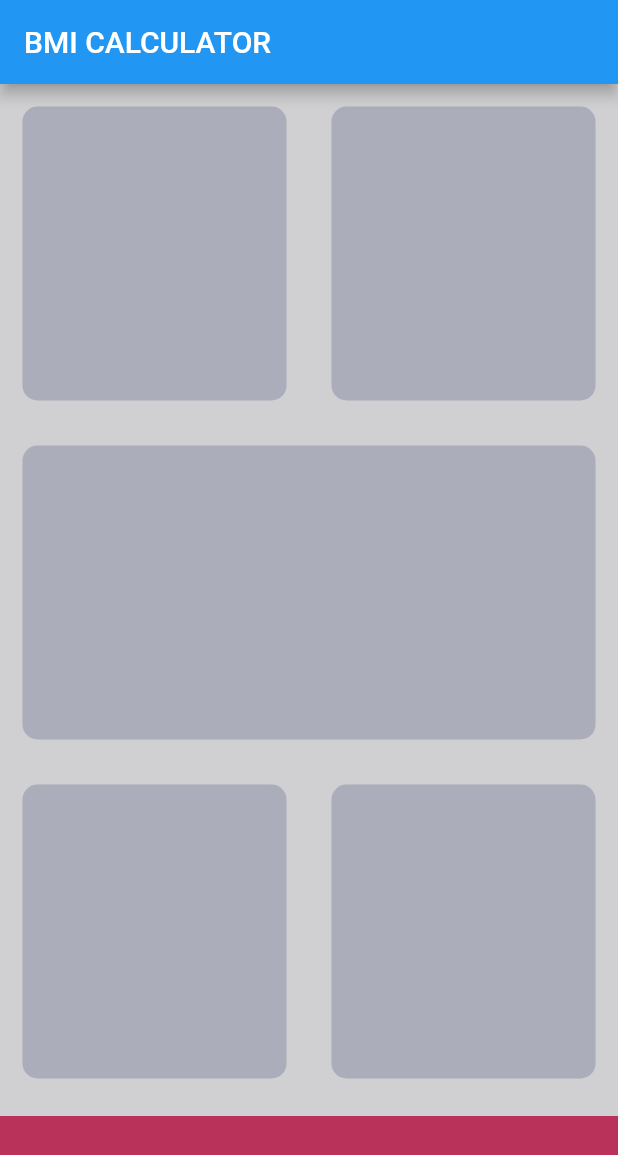
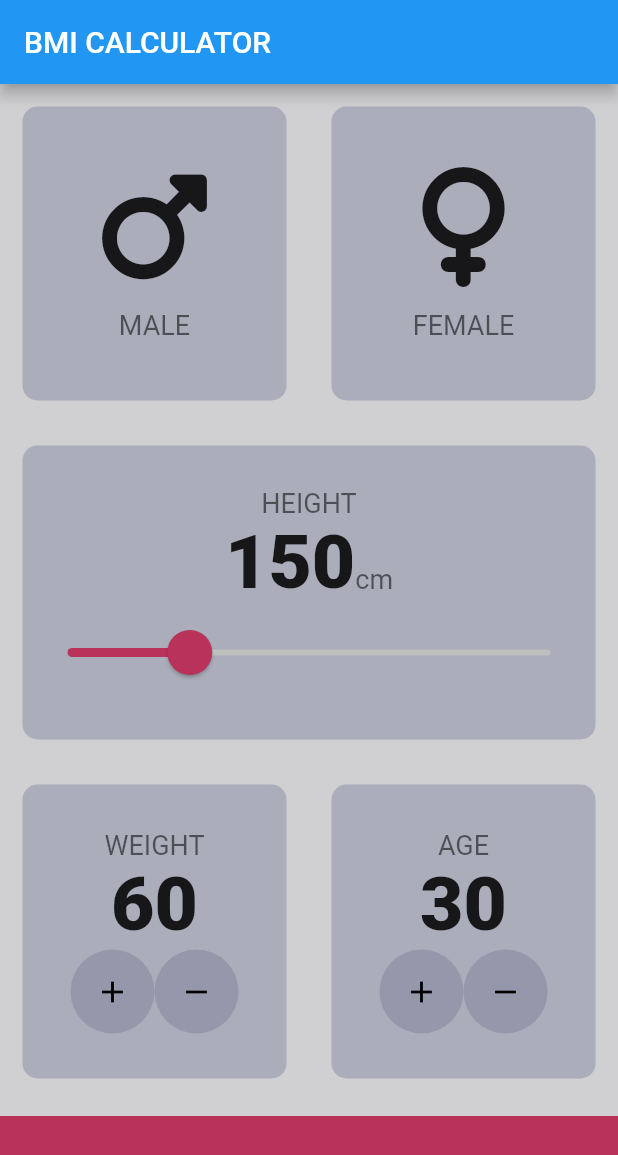
Before and after one commit to tiffany-philippi/bmi_calculator_flutter_project, a Flutter app: the screen it shows after launch, on a phone screen of 412 x 824 dp. Shown: the top 1155 px of the screen. Run offline on Flutter 3.47's test engine with Material 2 defaults, Android fonts, the phone set to English and light mode, and no system bars; our stand-ins replace font_awesome_flutter.

Commit message:
home page layout done

```diff
--- /dev/null
+++ b/lib/constants.dart
@@ -0,0 +1,16 @@
+import 'package:flutter/material.dart';
+
+const kBorderRadiusCard = 10.0;
+const kSizeIcon = 80.0;
+const kSpaceBetween = 15.0;
+
+const Color kSecondaryColour = Color(0XFFabadba);
+const Color kSecondaryColourTransparency = Color(0XFF9598ab);
+const Color kAccentColour = Color(0XFFb8325a);
+const Color kAccentColourTransparency = Color(0x29EB1555);
+const Color kActiveButtonColour = Color(0XFF9799a6);
+const Color kGreyColour400 = Color(0XFFbfbfbf);
+
+const kTextStringStyle = TextStyle(color: Colors.black54, fontSize: 18.0);
+const kTextStringLargeStyle =
+    TextStyle(fontSize: 50.0, fontWeight: FontWeight.w900);
--- /dev/null
+++ b/lib/gender_enum.dart
@@ -0,0 +1 @@
+enum Gender { female, male, none }
--- /dev/null
+++ b/lib/icon_content.dart
@@ -0,0 +1,26 @@
+import 'package:flutter/material.dart';
+import 'constants.dart';
+
+class IconContent extends StatelessWidget {
+  IconContent({required this.iconWidget, required this.textString});
+
+  final IconData iconWidget;
+  final String textString;
+
+  @override
+  Widget build(BuildContext context) {
+    return Column(
+      mainAxisAlignment: MainAxisAlignment.center,
+      children: <Widget>[
+        Icon(iconWidget, size: kSizeIcon),
+        const SizedBox(
+          height: kSpaceBetween,
+        ),
+        Text(
+          textString,
+          style: kTextStringStyle,
+        )
+      ],
+    );
+  }
+}
--- a/lib/input_page.dart
+++ b/lib/input_page.dart
@@ -1,7 +1,15 @@
+import 'package:bmi_calculator_flutter_project/gender_enum.dart';
+import 'package:bmi_calculator_flutter_project/round_icon_button.dart';
 import 'package:flutter/material.dart';
+import 'package:font_awesome_flutter/font_awesome_flutter.dart';
+import 'reusable_card.dart';
+import 'icon_content.dart';
+import 'constants.dart';
 
-const Color secondaryColour = Color(0XFFabadba);
-const Color accentColour = Color(0XFFb8325a);
+Gender selectedGender = Gender.none;
+int heightValue = 150;
+int weightValue = 60;
+int ageValue = 30;
 
 class InputPage extends StatefulWidget {
   @override
@@ -16,21 +24,159 @@ class _InputPageState extends State<InputPage> {
         title: const Text('BMI CALCULATOR'),
       ),
       body: Column(
+        crossAxisAlignment: CrossAxisAlignment.stretch,
         children: <Widget>[
           Expanded(
             child: Row(
               children: <Widget>[
-                ReusebleCard(colour: secondaryColour),
-                ReusebleCard(colour: secondaryColour),
+                Expanded(
+                  child: ReusableCard(
+                    onPress: () {
+                      setState(() => {selectedGender = Gender.male});
+                    },
+                    colour: selectedGender == Gender.male
+                        ? kActiveButtonColour
+                        : kSecondaryColour,
+                    cardChild: IconContent(
+                        iconWidget: FontAwesomeIcons.mars, textString: 'MALE'),
+                  ),
+                ),
+                Expanded(
+                  child: ReusableCard(
+                    onPress: () {
+                      setState(() => {selectedGender = Gender.female});
+                    },
+                    colour: selectedGender == Gender.female
+                        ? kActiveButtonColour
+                        : kSecondaryColour,
+                    cardChild: IconContent(
+                        iconWidget: FontAwesomeIcons.venus,
+                        textString: 'FEMALE'),
+                  ),
+                ),
               ],
             ),
           ),
-          ReusebleCard(colour: secondaryColour),
+          Expanded(
+            child: Expanded(
+              child: ReusableCard(
+                onPress: () {},
+                colour: kSecondaryColour,
+                cardChild: Column(
+                  mainAxisAlignment: MainAxisAlignment.center,
+                  children: <Widget>[
+                    const Text(
+                      'HEIGHT',
+                      style: kTextStringStyle,
+                    ),
+                    Row(
+                      mainAxisAlignment: MainAxisAlignment.center,
+                      textBaseline: TextBaseline.alphabetic,
+                      crossAxisAlignment: CrossAxisAlignment.baseline,
+                      children: <Widget>[
+                        Text(
+                          heightValue.toString(),
+                          style: kTextStringLargeStyle,
+                        ),
+                        const Text(
+                          'cm',
+                          style: kTextStringStyle,
+                        ),
+                      ],
+                    ),
+                    SliderTheme(
+                      data: SliderTheme.of(context).copyWith(
+                          inactiveTrackColor: kGreyColour400,
+                          activeTrackColor: kAccentColour,
+                          thumbColor: kAccentColour,
+                          overlayColor: kAccentColourTransparency,
+                          thumbShape: const RoundSliderThumbShape(
+                              enabledThumbRadius: 15.0),
+                          overlayShape: const RoundSliderOverlayShape(
+                              overlayRadius: 30.0)),
+                      child: Slider(
+                        value: heightValue.toDouble(),
+                        min: 120,
+                        max: 240,
+                        divisions: 120,
+                        onChanged: (double value) {
+                          setState(() {
+                            heightValue = value.round();
+                          });
+                        },
+                      ),
+                    )
+                  ],
+                ),
+              ),
+            ),
+          ),
           Expanded(
             child: Row(
               children: <Widget>[
-                ReusebleCard(colour: secondaryColour),
-                ReusebleCard(colour: secondaryColour),
+                Expanded(
+                  child: ReusableCard(
+                    onPress: () {},
+                    colour: kSecondaryColour,
+                    cardChild: Column(
+                      mainAxisAlignment: MainAxisAlignment.center,
+                      children: <Widget>[
+                        const Text('WEIGHT', style: kTextStringStyle),
+                        Text(
+                          weightValue.toString(),
+                          style: kTextStringLargeStyle,
+                        ),
+                        Row(
+                          mainAxisAlignment: MainAxisAlignment.center,
+                          children: <Widget>[
+                            RoundIconButton(
+                              icon: Icons.add,
+                              changeValue: () {
+                                setState(() => {weightValue++});
+                              },
+                            ),
+                            RoundIconButton(
+                              icon: Icons.remove,
+                              changeValue: () {
+                                setState(() => {weightValue--});
+                              },
+                            )
+                          ],
+                        ),
+                      ],
+                    ),
+                  ),
+                ),
+                Expanded(
+                  child: ReusableCard(
+                    onPress: () {},
+                    colour: kSecondaryColour,
+                    cardChild: Column(
+                      mainAxisAlignment: MainAxisAlignment.center,
+                      children: <Widget>[
+                        const Text('AGE', style: kTextStringStyle),
+                        Text(ageValue.toString(), style: kTextStringLargeStyle),
+                        Row(
+                          mainAxisAlignment: MainAxisAlignment.center,
+                          children: <Widget>[
+                            RoundIconButton(
+                              icon: Icons.add,
+                              changeValue: () {
+                                setState(() => {ageValue++});
+                              },
+                            ),
+                            RoundIconButton(
+                              icon: Icons.remove,
+                              changeValue: () {
+                                setState(() => {ageValue--});
+                              },
+                            ),
+                          ],
+                        ),
+                      ],
+                    ),
+                  ),
+                ),
               ],
             ),
           ),
@@ -38,29 +184,10 @@ class _InputPageState extends State<InputPage> {
             margin: const EdgeInsets.only(top: 10.0),
             width: double.infinity,
             height: 80.0,
-            color: accentColour,
+            color: kAccentColour,
           )
         ],
       ),
     );
   }
 }
-
-class ReusebleCard extends StatelessWidget {
-  ReusebleCard({required this.colour});
-
-  final Color colour;
-
-  @override
-  Widget build(BuildContext context) {
-    return Expanded(
-      child: Container(
-        margin: const EdgeInsets.all(15.0),
-        decoration: BoxDecoration(
-          borderRadius: BorderRadius.circular(10.0),
-          color: colour,
-        ),
-      ),
-    );
-  }
-}
--- /dev/null
+++ b/lib/reusable_card.dart
@@ -0,0 +1,27 @@
+import 'package:flutter/material.dart';
+import 'constants.dart';
+
+class ReusableCard extends StatelessWidget {
+  ReusableCard(
+      {required this.onPress, required this.colour, required this.cardChild});
+
+  final Color colour;
+  final Widget cardChild;
+  final Function onPress;
+
+  @override
+  Widget build(BuildContext context) {
+    return GestureDetector(
+      onTap: () {
+        onPress();
+      },
+      child: Container(
+        child: cardChild,
+        margin: const EdgeInsets.all(kSpaceBetween),
+        decoration: BoxDecoration(
+            borderRadius: BorderRadius.circular(kBorderRadiusCard),
+            color: colour),
+      ),
+    );
+  }
+}
--- /dev/null
+++ b/lib/round_icon_button.dart
@@ -0,0 +1,28 @@
+import 'package:flutter/material.dart';
+import 'constants.dart';
+
+class RoundIconButton extends StatelessWidget {
+  RoundIconButton({required this.icon, required this.changeValue});
+  final IconData icon;
+  final Function changeValue;
+
+  @override
+  Widget build(BuildContext context) {
+    return RawMaterialButton(
+      shape: const CircleBorder(),
+      fillColor: kSecondaryColourTransparency,
+      elevation: 0.0,
+      constraints: const BoxConstraints.tightFor(
+        width: 56.0,
+        height: 56.0,
+      ),
+      child: Icon(
+        icon,
+        color: Colors.black,
+      ),
+      onPressed: () {
+        changeValue();
+      },
+    );
+  }
+}
```
Also changed, not shown: lib/main.dart (line endings or trailing spaces).
